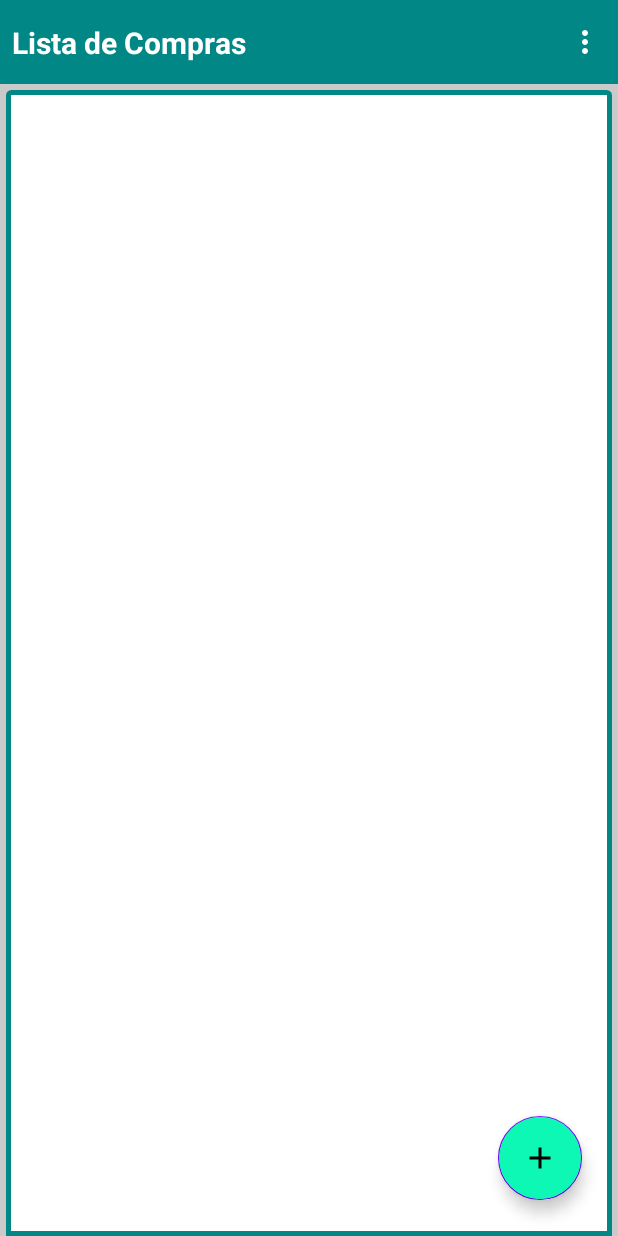
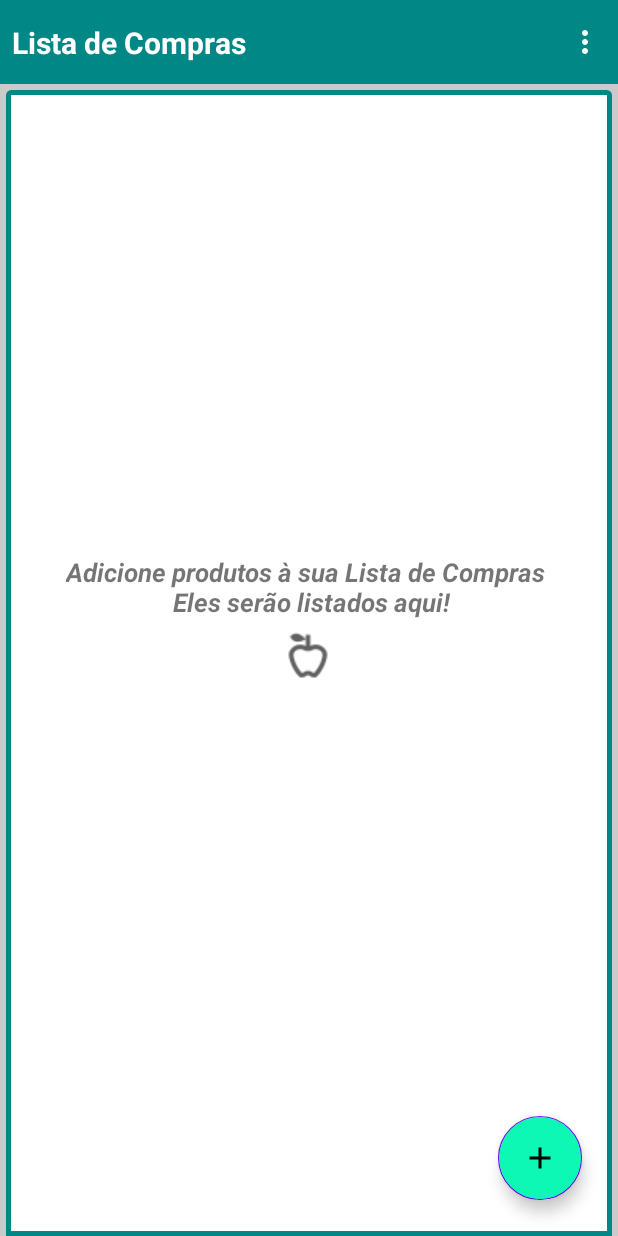
Before and after one commit to zNyller/App-Shopping-List, an Android app: the screen it shows after launch (MainActivity), on a phone screen of 412 x 824 dp. Run offline under Robolectric (Android 15) with nearby library versions, the phone set to English and light mode, and no system bars; our stand-ins replace Room's generated code, data binding.

Commit message:
Versão Final.

```diff
--- a/app/build.gradle
+++ b/app/build.gradle
@@ -54,6 +54,9 @@ dependencies {
     implementation 'androidx.lifecycle:lifecycle-viewmodel-ktx:2.5.1'
     implementation 'androidx.lifecycle:lifecycle-common-java8:2.5.1'
 
+    // DataStore
+    implementation 'androidx.datastore:datastore-preferences:1.0.0'
+
     implementation 'androidx.core:core-ktx:1.7.0'
     implementation 'androidx.appcompat:appcompat:1.5.1'
     implementation 'com.google.android.material:material:1.7.0'
--- a/app/src/main/java/com/nyller/android/shoppinglist/MainActivity.kt
+++ b/app/src/main/java/com/nyller/android/shoppinglist/MainActivity.kt
@@ -1,18 +1,17 @@
 package com.nyller.android.shoppinglist
 
 import android.content.Intent
-import androidx.appcompat.app.AppCompatActivity
 import android.os.Bundle
 import android.util.Log
-import android.view.Menu
-import android.view.MenuInflater
-import android.view.MenuItem
-import android.widget.LinearLayout
+import android.view.View
 import android.widget.Toast
 import androidx.activity.result.contract.ActivityResultContracts
 import androidx.activity.viewModels
-import androidx.core.view.MenuProvider
-import androidx.lifecycle.Observer
+import androidx.appcompat.app.AlertDialog
+import androidx.appcompat.app.AppCompatActivity
+import androidx.datastore.core.DataStore
+import androidx.datastore.preferences.core.Preferences
+import androidx.datastore.preferences.preferencesDataStore
 import androidx.recyclerview.widget.DividerItemDecoration
 import androidx.recyclerview.widget.LinearLayoutManager
 import com.nyller.android.shoppinglist.adapter.ProductAdapter
@@ -25,19 +24,22 @@ import com.nyller.android.shoppinglist.ui.MainViewModelFactory
 
 class MainActivity : AppCompatActivity() {
 
-    private val binding : ActivityMainBinding by lazy {
+    private val binding: ActivityMainBinding by lazy {
         ActivityMainBinding.inflate(layoutInflater)
     }
 
-    private val mViewModel : MainViewModel by viewModels {
+    private val mViewModel: MainViewModel by viewModels {
         MainViewModelFactory((application as MyApplication).repository)
     }
+
+    private val dataStore: DataStore<Preferences> by preferencesDataStore("settings")
 
     private val getResult = registerForActivityResult(
         ActivityResultContracts.StartActivityForResult()
     ) { result ->
         if (result.resultCode == RESULT_OK) {
-            val newProduct = result.data?.getSerializableExtra(AddProductActivity.EXTRA_REPLY) as Product
+            val newProduct =
+                result.data?.getSerializableExtra(AddProductActivity.EXTRA_REPLY) as Product
             mViewModel.insert(newProduct)
         }
     }
@@ -47,18 +49,34 @@ class MainActivity : AppCompatActivity() {
         setContentView(binding.root)
 
         setupActionBar()
+        setupLayout()
 
         val adapter = ProductAdapter(ProductAdapter.ProductClickListener { product ->
             mViewModel.onProductClicked(product)
-            Toast.makeText(this, "Produto: ${product.name}", Toast.LENGTH_SHORT).show()
+
+            val dialog = AlertDialog.Builder(this)
+            dialog.apply {
+                setTitle("Remover item")
+                setMessage("Deseja remover este item da Lista? \n Item: ${product.name}")
+                setPositiveButton("Sim") {_, _ ->
+                    mViewModel.delete(product)
+                    Toast.makeText(this@MainActivity, "Item removido!", Toast.LENGTH_SHORT).show()
+                }
+                setNegativeButton("Cancelar") {dialog, _ ->
+                    dialog.dismiss()
+                }
+                dialog.show()
+            }
         })
 
         binding.recyclerView.adapter = adapter
-        binding.recyclerView.setHasFixedSize(true)
-        binding.recyclerView.addItemDecoration(DividerItemDecoration(this, LinearLayoutManager.VERTICAL))
 
         mViewModel.allProducts.observe(this) { products ->
             products?.let { adapter.addHeaderAndSubmitList(it) }
+            if (products.isEmpty()) binding.tvHasItem.visibility =
+                View.VISIBLE else binding.tvHasItem.visibility = View.GONE
+
+            Log.i("Edu", " Products : $products")
         }
 
         mViewModel.onProductDetail.observe(this) { product ->
@@ -66,6 +84,17 @@ class MainActivity : AppCompatActivity() {
                 mViewModel.onProductOpened()
             }
         }
+
+    }
+
+    private fun setupLayout() {
+        binding.recyclerView.setHasFixedSize(true)
+        binding.recyclerView.addItemDecoration(
+            DividerItemDecoration(
+                this,
+                LinearLayoutManager.VERTICAL
+            )
+        )
 
     }
 
--- a/app/src/main/java/com/nyller/android/shoppinglist/adapter/ProductAdapter.kt
+++ b/app/src/main/java/com/nyller/android/shoppinglist/adapter/ProductAdapter.kt
@@ -1,7 +1,11 @@
 package com.nyller.android.shoppinglist.adapter
 
+import android.util.Log
+import android.util.SparseBooleanArray
 import android.view.LayoutInflater
 import android.view.ViewGroup
+import android.widget.CheckBox
+import android.widget.Toast
 import androidx.recyclerview.widget.DiffUtil
 import androidx.recyclerview.widget.ListAdapter
 import androidx.recyclerview.widget.RecyclerView
@@ -14,16 +18,16 @@ import kotlinx.coroutines.Dispatchers
 import kotlinx.coroutines.launch
 import kotlinx.coroutines.withContext
 
-private val ITEM_VIEW_TYPE_HEADER = 0
-private val ITEM_VIEW_TYPE_ITEM = 1
+private const val ITEM_VIEW_TYPE_HEADER = 0
+private const val ITEM_VIEW_TYPE_ITEM = 1
 
 private val adapterScope = CoroutineScope(Dispatchers.Default)
 
 class ProductAdapter(
-    val clickListener: ProductClickListener
+    private val clickListener: ProductClickListener,
 ) : ListAdapter<ProductAdapter.DataItem, RecyclerView.ViewHolder>(DiffCallback()) {
 
-    class HeaderViewHolder(val binding : HeaderBinding): RecyclerView.ViewHolder(binding.root) {
+    class HeaderViewHolder(private val binding : HeaderBinding): RecyclerView.ViewHolder(binding.root) {
 
         fun bind(item: DataItem.Header) {
             with(binding) {
@@ -40,15 +44,27 @@ class ProductAdapter(
         }
     }
 
-    class ProductViewHolder private constructor(val binding: ItemProductBinding) :
+    class ProductViewHolder private constructor(private val binding: ItemProductBinding) :
         RecyclerView.ViewHolder(binding.root) {
+
+        private val productStateArray = SparseBooleanArray()
+
+        private val cbProduct = binding.cbProduct
 
         fun bind(
             product: Product,
-            clickListener: ProductClickListener
+            clickListener: ProductClickListener,
         ) {
             binding.product = product
             binding.clickListener = clickListener
+
+            cbProduct.isChecked = productStateArray[adapterPosition, false]
+
+            binding.cbProduct.setOnClickListener {
+                Log.i("Edu", "State: ${cbProduct.isChecked}")
+                product.state = cbProduct.isChecked
+                productStateArray.put(adapterPosition, cbProduct.isChecked)
+            }
         }
 
         companion object {
@@ -83,7 +99,6 @@ class ProductAdapter(
             withContext(Dispatchers.Main) {
                 submitList(listDataItem)
             }
-
         }
 
     }
@@ -94,7 +109,7 @@ class ProductAdapter(
                 val item = getItem(position) as DataItem.ProductItem
                 holder.bind(
                     item.product,
-                    clickListener
+                    clickListener,
                 )
             }
             is HeaderViewHolder -> {
@@ -128,7 +143,16 @@ class ProductAdapter(
     }
 
     class ProductClickListener(val clickListener: (productId: Product) -> Unit) {
-        fun onClick(product: Product) = clickListener(product)
+        fun onLongClick(product: Product): Boolean {
+            clickListener(product)
+            return true
+        }
+
+        fun onCheckedClick(cb: Product): Boolean {
+            clickListener(cb)
+            return true
+        }
+
     }
 
 
--- a/app/src/main/java/com/nyller/android/shoppinglist/domain/Product.kt
+++ b/app/src/main/java/com/nyller/android/shoppinglist/domain/Product.kt
@@ -9,5 +9,6 @@ import java.io.Serializable
 data class Product (
     @PrimaryKey(autoGenerate = true) var id : Int = 0,
     @ColumnInfo(name = "name") var name : String,
-    @ColumnInfo(name = "category") var category : String
+    @ColumnInfo(name = "category") var category : String,
+    @ColumnInfo(name = "state") var state : Boolean
     ) : Serializable
--- a/app/src/main/java/com/nyller/android/shoppinglist/ui/MainViewModel.kt
+++ b/app/src/main/java/com/nyller/android/shoppinglist/ui/MainViewModel.kt
@@ -36,5 +36,4 @@ class MainViewModel(private val repository: ProductRepository): ViewModel() {
         repository.deleteAll()
     }
 
-
 }
--- a/app/src/main/res/layout/activity_main.xml
+++ b/app/src/main/res/layout/activity_main.xml
@@ -67,5 +67,21 @@
             app:layout_constraintBottom_toBottomOf="parent"
             app:layout_constraintEnd_toEndOf="parent"
             app:srcCompat="@drawable/ic_add" />
+
+        <TextView
+            android:id="@+id/tvHasItem"
+            android:layout_width="wrap_content"
+            android:layout_height="wrap_content"
+            android:drawablePadding="5dp"
+            android:text="@string/hasItem"
+            android:textAlignment="center"
+            android:textSize="17sp"
+            android:textStyle="bold|italic"
+            app:layout_constraintBottom_toBottomOf="parent"
+            app:layout_constraintEnd_toEndOf="parent"
+            app:layout_constraintHorizontal_bias="0.498"
+            app:layout_constraintStart_toStartOf="parent"
+            app:layout_constraintTop_toTopOf="parent"
+            app:drawableBottomCompat="@drawable/ic_apple_gray" />
     </androidx.constraintlayout.widget.ConstraintLayout>
 </layout>
--- a/app/src/main/res/values/strings.xml
+++ b/app/src/main/res/values/strings.xml
@@ -9,4 +9,5 @@
     <string name="categoria">Categoria</string>
     <string name="todo">TODO</string>
     <string name="limpar_lista">Limpar lista</string>
+    <string name="hasItem">Adicione produtos à sua Lista de Compras \n Eles serão listados aqui!</string>
 </resources>
```
Also changed, not shown: app/src/main/java/com/nyller/android/shoppinglist/ui/AddProductActivity.kt (+6 -6 lines), app/src/main/res/layout/item_product.xml (+3 -4 lines), app/src/main/res/drawable/ic_apple_gray.png (added), app/src/main/res/drawable/ic_apple_red.png (added).
